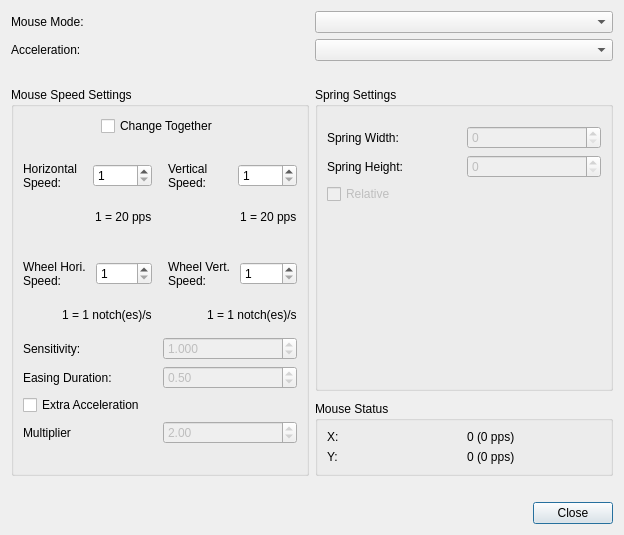
Before: the Qt Designer form src/mousesettingsdialog.ui in AntiMicroX/antimicrox, drawn with Qt 5.
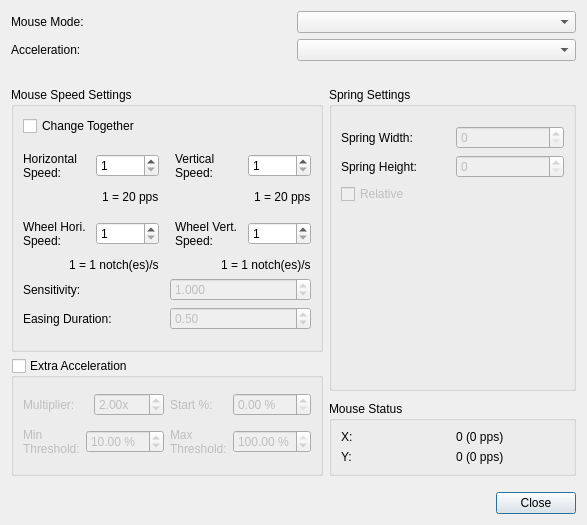
After: the same form once the commit is applied.

Commit message:
Revision 3 of extra mouse acceleration.
Added more options to customize. Changed default settings
as well.

```diff
--- a/src/mousesettingsdialog.ui
+++ b/src/mousesettingsdialog.ui
@@ -9,8 +9,8 @@
    <rect>
     <x>0</x>
     <y>0</y>
-    <width>624</width>
-    <height>535</height>
+    <width>587</width>
+    <height>525</height>
    </rect>
   </property>
   <property name="windowTitle">
@@ -146,14 +146,22 @@
     </spacer>
    </item>
    <item>
-    <layout class="QHBoxLayout" name="horizontalLayout_11">
+    <layout class="QHBoxLayout" name="horizontalLayout_8">
+     <item>
+      <layout class="QVBoxLayout" name="verticalLayout_8">
      <item>
       <widget class="QGroupBox" name="groupBox">
        <property name="title">
         <string>Mouse Speed Settings</string>
        </property>
+         <property name="flat">
+          <bool>false</bool>
+         </property>
+         <property name="checkable">
+          <bool>false</bool>
+         </property>
        <layout class="QVBoxLayout" name="verticalLayout_12">
-        <item alignment="Qt::AlignHCenter">
+          <item>
          <widget class="QCheckBox" name="changeMouseSpeedsTogetherCheckBox">
           <property name="enabled">
            <bool>true</bool>
@@ -173,7 +181,7 @@
            <number>16</number>
           </property>
           <property name="topMargin">
-           <number>20</number>
+             <number>10</number>
           </property>
           <item>
            <layout class="QVBoxLayout" name="verticalLayout_2">
@@ -279,7 +287,7 @@
            <number>16</number>
           </property>
           <property name="topMargin">
-           <number>20</number>
+             <number>10</number>
           </property>
           <item>
            <layout class="QVBoxLayout" name="verticalLayout">
@@ -448,52 +456,63 @@
          </layout>
         </item>
         <item>
-         <layout class="QVBoxLayout" name="verticalLayout_8">
-          <item alignment="Qt::AlignLeft">
-           <widget class="QCheckBox" name="extraAccelCheckBox">
-            <property name="toolTip">
-             <string>Enable analog distance based acceleration.
-
-This setting will allow fast movements of an axis
-to be used to modify the output mouse speed at
-a given axis point. Faster movements will cause
-the resulting mouse speed to be faster than
-if the axis was around a fixed area. The multiplier
-will be used to specify the maximum value used
-to multiply the mouse speed.</string>
+           <spacer name="verticalSpacer_4">
+            <property name="orientation">
+             <enum>Qt::Vertical</enum>
             </property>
-            <property name="text">
+            <property name="sizeType">
+             <enum>QSizePolicy::Fixed</enum>
+            </property>
+            <property name="sizeHint" stdset="0">
+             <size>
+              <width>20</width>
+              <height>10</height>
+             </size>
+            </property>
+           </spacer>
+          </item>
+         </layout>
+        </widget>
+       </item>
+       <item>
+        <widget class="QGroupBox" name="extraAccelerationGroupBox">
+         <property name="title">
              <string>Extra Acceleration</string>
             </property>
-           </widget>
-          </item>
+         <property name="flat">
+          <bool>false</bool>
+         </property>
+         <property name="checkable">
+          <bool>true</bool>
+         </property>
+         <property name="checked">
+          <bool>false</bool>
+         </property>
+         <layout class="QVBoxLayout" name="verticalLayout_13">
           <item>
-           <layout class="QHBoxLayout" name="horizontalLayout_8">
+           <layout class="QHBoxLayout" name="horizontalLayout_20">
+            <item>
+             <layout class="QHBoxLayout" name="horizontalLayout_19">
             <item>
              <widget class="QLabel" name="extraAccelMultiLabel">
               <property name="text">
-               <string>Multiplier</string>
+                 <string>Multiplier:</string>
+                </property>
+                <property name="buddy">
+                 <cstring>extraAccelDoubleSpinBox</cstring>
               </property>
              </widget>
             </item>
             <item>
              <widget class="QDoubleSpinBox" name="extraAccelDoubleSpinBox">
-              <property name="enabled">
-               <bool>false</bool>
-              </property>
-              <property name="toolTip">
-               <string>Maximum multiplier used to modify the mouse speed.
-If an axis is moved more than 15% within its safe zone
-in one joystick poll, the regular mouse speed at that
-axis position will be multiplied with an appropriate
-multiplier. The maximum multiplier value is used when
-an axis is moved 50% or higher in one joystick poll.</string>
+                <property name="suffix">
+                 <string>x</string>
               </property>
               <property name="minimum">
                <double>1.000000000000000</double>
               </property>
               <property name="maximum">
-               <double>100.000000000000000</double>
+                 <double>200.000000000000000</double>
               </property>
               <property name="value">
                <double>2.000000000000000</double>
@@ -502,26 +521,105 @@
             </item>
            </layout>
           </item>
-         </layout>
-        </item>
+            <item>
+             <layout class="QHBoxLayout" name="horizontalLayout_18">
+              <item>
+               <widget class="QLabel" name="minMultiLabel">
+                <property name="text">
+                 <string>Start %:</string>
+                </property>
+                <property name="buddy">
+                 <cstring>minMultiDoubleSpinBox</cstring>
+                </property>
+               </widget>
+              </item>
+              <item>
+               <widget class="QDoubleSpinBox" name="minMultiDoubleSpinBox">
+                <property name="suffix">
+                 <string> %</string>
+                </property>
+                <property name="minimum">
+                 <double>0.000000000000000</double>
+                </property>
+                <property name="maximum">
+                 <double>100.000000000000000</double>
+                </property>
+                <property name="singleStep">
+                 <double>1.000000000000000</double>
+                </property>
+                <property name="value">
+                 <double>0.000000000000000</double>
+                </property>
+               </widget>
+              </item>
+             </layout>
+            </item>
+           </layout>
+          </item>
         <item>
-         <spacer name="verticalSpacer_4">
-          <property name="orientation">
-           <enum>Qt::Vertical</enum>
-          </property>
-          <property name="sizeType">
-           <enum>QSizePolicy::Fixed</enum>
-          </property>
-          <property name="sizeHint" stdset="0">
-           <size>
-            <width>20</width>
-            <height>20</height>
-           </size>
-          </property>
-         </spacer>
-        </item>
-       </layout>
-      </widget>
+           <layout class="QHBoxLayout" name="horizontalLayout_21">
+            <item>
+             <layout class="QHBoxLayout" name="horizontalLayout_17">
+              <item>
+               <widget class="QLabel" name="minThresholdLabel">
+                <property name="text">
+                 <string>Min
+Threshold:</string>
+                </property>
+                <property name="buddy">
+                 <cstring>minThresholdDoubleSpinBox</cstring>
+                </property>
+               </widget>
+              </item>
+              <item>
+               <widget class="QDoubleSpinBox" name="minThresholdDoubleSpinBox">
+                <property name="suffix">
+                 <string> %</string>
+                </property>
+                <property name="maximum">
+                 <double>100.000000000000000</double>
+                </property>
+                <property name="value">
+                 <double>10.000000000000000</double>
+                </property>
+               </widget>
+              </item>
+             </layout>
+            </item>
+            <item>
+             <layout class="QHBoxLayout" name="horizontalLayout_11">
+              <item>
+               <widget class="QLabel" name="maxThresholdLabel">
+                <property name="text">
+                 <string>Max
+Threshold:</string>
+                </property>
+                <property name="buddy">
+                 <cstring>maxThresholdDoubleSpinBox</cstring>
+                </property>
+               </widget>
+              </item>
+              <item>
+               <widget class="QDoubleSpinBox" name="maxThresholdDoubleSpinBox">
+                <property name="suffix">
+                 <string> %</string>
+                </property>
+                <property name="maximum">
+                 <double>100.000000000000000</double>
+                </property>
+                <property name="value">
+                 <double>100.000000000000000</double>
+                </property>
+               </widget>
+              </item>
+             </layout>
+            </item>
+           </layout>
+          </item>
+         </layout>
+        </widget>
+       </item>
+      </layout>
      </item>
      <item>
       <layout class="QVBoxLayout" name="verticalLayout_7">
@@ -689,7 +787,7 @@
      <property name="sizeHint" stdset="0">
       <size>
        <width>20</width>
-       <height>20</height>
+       <height>10</height>
       </size>
      </property>
     </spacer>
```
Left out of the diff: 3 changed lines with no effect on the pictures. Lines whose indentation alone changed are shown as unchanged. The commit also changes 13 other files.
